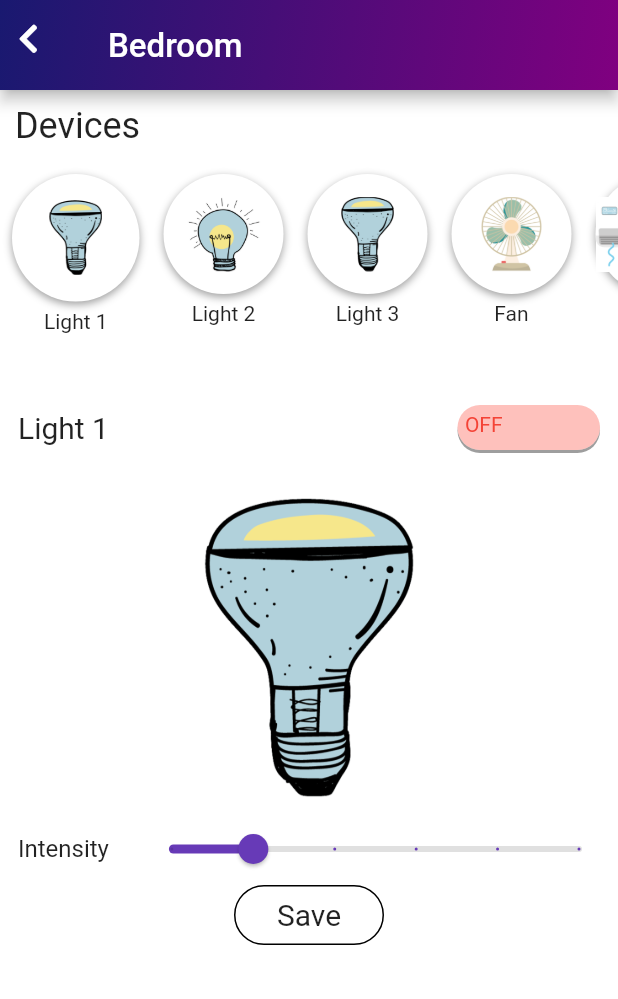
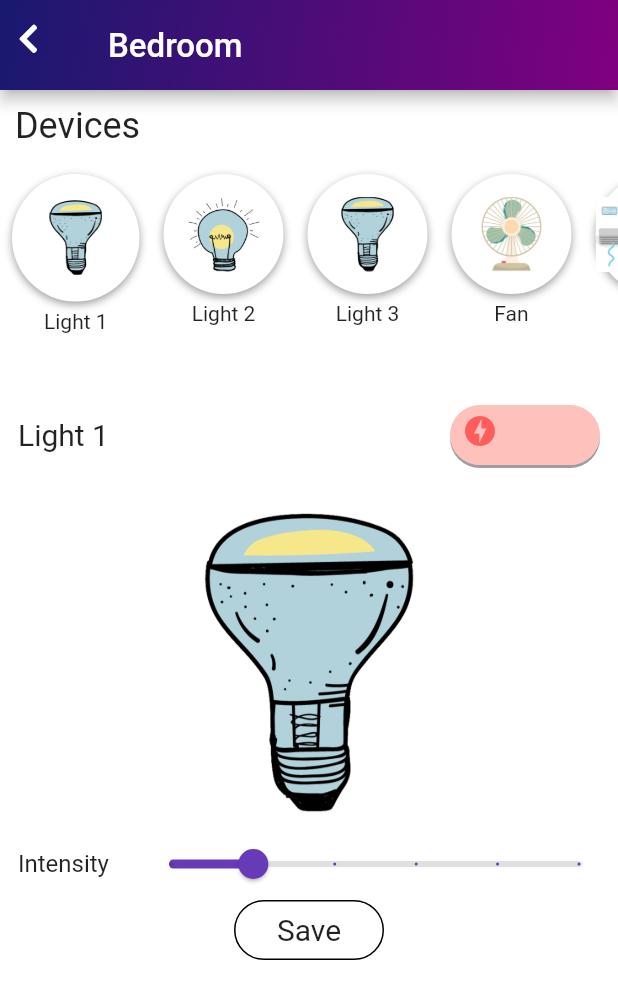
Before and after one commit to ishanbhardwaj00/Automatia, a Flutter app: the RoomLayout screen opened directly with sample values from the repository, on a phone screen of 412 x 824 dp. Shown: the top 999 px of the screen. Run offline on Flutter 3.47's test engine with Material 2 defaults, Android fonts, the light colour scheme and no system bars; our stand-ins replace fluttertoast, font_awesome_flutter, google_nav_bar, line_icons, toggle_switch; missing offline and left inert: barcode_scan, flare_splash_screen.

```diff
--- a/lib/screens/room_layout.dart
+++ b/lib/screens/room_layout.dart
@@ -124,8 +124,8 @@
                   child: AnimatedContainer(
                     padding: EdgeInsets.symmetric(vertical: 2,horizontal: 2.5),
                     duration: Duration(milliseconds: 400),
-                    height: 30,
-                    width: 95,
+                    height: 40,
+                    width: 100,
                     decoration: BoxDecoration(
                       borderRadius: BorderRadius.circular(20),
                       color: isSwitched? Colors.greenAccent.withOpacity(0.5): Colors.redAccent[100].withOpacity(0.5),
@@ -149,7 +149,7 @@
                                   turns: animation,
                                 );
                               },
-                              child: isSwitched? Text("ON", style: TextStyle(color: Colors.green),) :Text("OFF", style: TextStyle(color: Colors.red),),
+                              child: isSwitched? Icon(Icons.power_settings_new, color: Colors.green,) :Icon(Icons.offline_bolt, color: Colors.redAccent.withOpacity(0.9),),
                             ),
                           ),
                         ),
```
